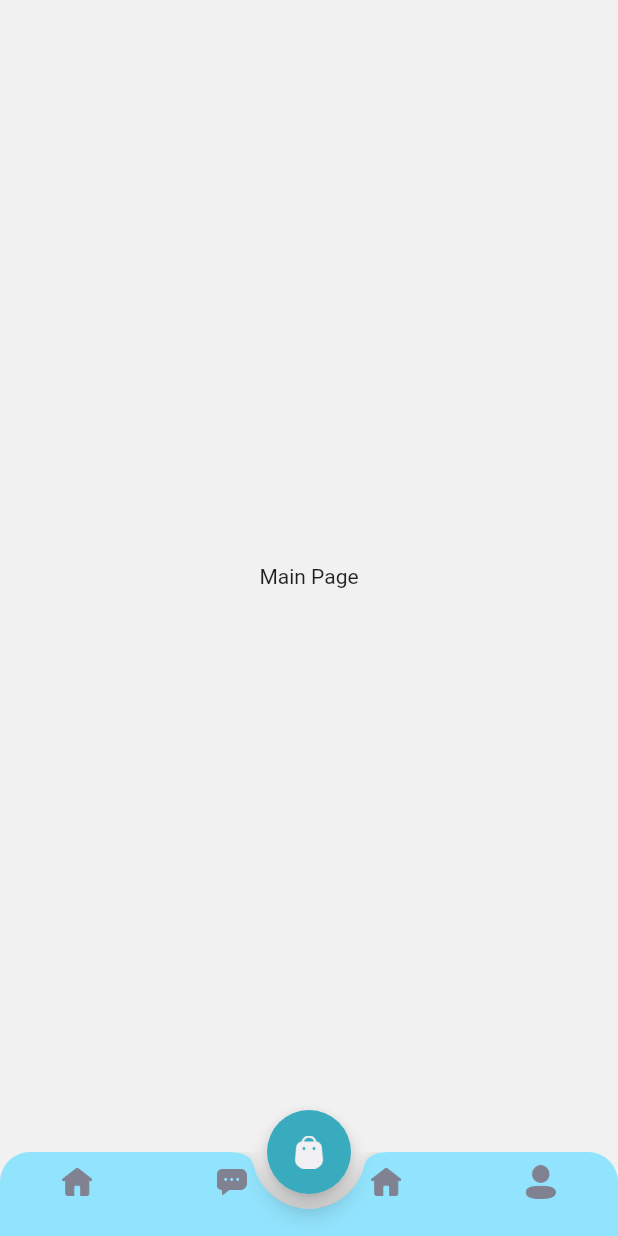
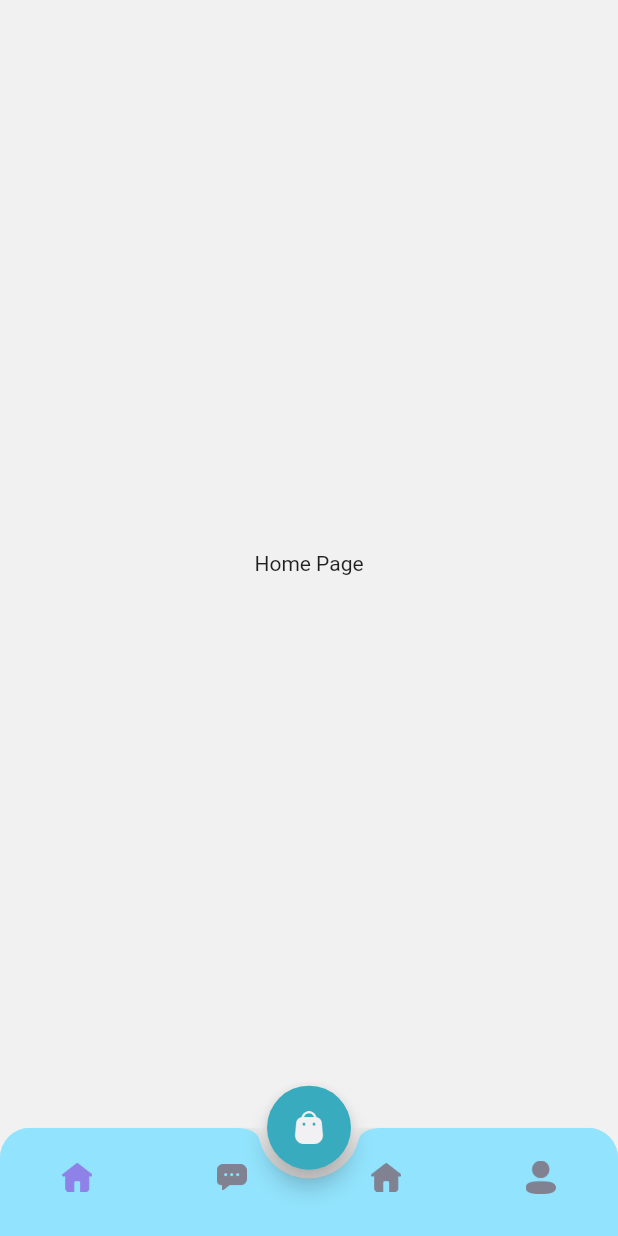
Before and after one commit to mddirga/market-frontend-flutter, a Flutter app: the MainPage screen opened by its route, on a phone screen of 412 x 824 dp. Run offline on Flutter 3.47's test engine with Material 2 defaults, Android fonts, the phone set to English and light mode, and no system bars.

Commit message:
Main Page

```diff
--- /dev/null
+++ b/lib/pages/home/chat_page.dart
@@ -0,0 +1,12 @@
+import 'package:flutter/material.dart';
+
+class ChatPage extends StatelessWidget {
+  const ChatPage({super.key});
+
+  @override
+  Widget build(BuildContext context) {
+    return const Center(
+      child: Text('Chat Page'),
+    );
+  }
+}
--- /dev/null
+++ b/lib/pages/home/home_page.dart
@@ -0,0 +1,12 @@
+import 'package:flutter/material.dart';
+
+class HomePage extends StatelessWidget {
+  const HomePage({super.key});
+
+  @override
+  Widget build(BuildContext context) {
+    return const Center(
+      child: Text('Home Page'),
+    );
+  }
+}
--- a/lib/pages/home/main_page.dart
+++ b/lib/pages/home/main_page.dart
@@ -1,8 +1,21 @@
+// ignore_for_file: avoid_print
+
 import 'package:flutter/material.dart';
+import 'package:market/pages/home/chat_page.dart';
+import 'package:market/pages/home/home_page.dart';
+import 'package:market/pages/home/profile_page.dart';
+import 'package:market/pages/home/wishlist_page.dart';
 import 'package:market/shared/theme.dart';
 
-class MainPage extends StatelessWidget {
+class MainPage extends StatefulWidget {
   const MainPage({super.key});
+
+  @override
+  State<MainPage> createState() => _MainPageState();
+}
+
+class _MainPageState extends State<MainPage> {
+  int currentIndex = 0;
 
   @override
   Widget build(BuildContext context) {
@@ -24,37 +37,68 @@ class MainPage extends StatelessWidget {
         ),
         child: BottomAppBar(
           shape: const CircularNotchedRectangle(),
-          notchMargin: 10,
+          notchMargin: 6,
           clipBehavior: Clip.antiAlias,
           child: BottomNavigationBar(
             backgroundColor: backgroundColor3,
+            currentIndex: currentIndex,
+            onTap: (value) {
+              print(value);
+              setState(() {
+                currentIndex = value;
+              });
+            },
             type: BottomNavigationBarType.fixed,
             items: [
               BottomNavigationBarItem(
-                icon: Image.asset(
+                icon: Container(
+                  margin: const EdgeInsets.only(top: 15, bottom: 5),
+                  child: Image.asset(
                     'assets/images/icon_home.png',
                     width: 20,
+                    color: currentIndex == 0
+                        ? primaryColor
+                        : const Color(0xff808191),
+                  ),
                 ),
                 label: '',
               ),
               BottomNavigationBarItem(
-                icon: Image.asset(
+                icon: Container(
+                  margin: const EdgeInsets.only(top: 15, bottom: 5),
+                  child: Image.asset(
                     'assets/images/icon_chat.png',
                     width: 20,
+                    color: currentIndex == 1
+                        ? primaryColor
+                        : const Color(0xff808191),
+                  ),
                 ),
                 label: '',
               ),
               BottomNavigationBarItem(
-                icon: Image.asset(
+                icon: Container(
+                  margin: const EdgeInsets.only(top: 15, bottom: 5),
+                  child: Image.asset(
                     'assets/images/icon_home.png',
                     width: 20,
+                    color: currentIndex == 2
+                        ? primaryColor
+                        : const Color(0xff808191),
+                  ),
                 ),
                 label: '',
               ),
               BottomNavigationBarItem(
-                icon: Image.asset(
+                icon: Container(
+                  margin: const EdgeInsets.only(top: 15, bottom: 5),
+                  child: Image.asset(
                     'assets/images/icon_profile.png',
                     width: 20,
+                    color: currentIndex == 3
+                        ? primaryColor
+                        : const Color(0xff808191),
+                  ),
                 ),
                 label: '',
               ),
@@ -64,14 +108,27 @@ class MainPage extends StatelessWidget {
       );
     }
 
+    Widget body() {
+      switch (currentIndex) {
+        case 0:
+          return const HomePage();
+        case 1:
+          return const ChatPage();
+        case 2:
+          return const WishlistPage();
+        case 3:
+          return const ProfilePage();
+        default:
+          return const HomePage();
+      }
+    }
+
     return Scaffold(
       backgroundColor: backgroundColor1,
       floatingActionButton: cartButton(),
       floatingActionButtonLocation: FloatingActionButtonLocation.centerDocked,
       bottomNavigationBar: customBottomNav(),
-      body: Center(
-        child: Text('Main Page'),
-      ),
+      body: body(),
     );
   }
 }
--- /dev/null
+++ b/lib/pages/home/profile_page.dart
@@ -0,0 +1,12 @@
+import 'package:flutter/material.dart';
+
+class ProfilePage extends StatelessWidget {
+  const ProfilePage({super.key});
+
+  @override
+  Widget build(BuildContext context) {
+    return const Center(
+      child: Text('Profile Page'),
+    );
+  }
+}
--- /dev/null
+++ b/lib/pages/home/wishlist_page.dart
@@ -0,0 +1,12 @@
+import 'package:flutter/material.dart';
+
+class WishlistPage extends StatelessWidget {
+  const WishlistPage({super.key});
+
+  @override
+  Widget build(BuildContext context) {
+    return const Center(
+      child: Text('Wishlist Page'),
+    );
+  }
+}
```
Lines whose indentation alone changed are shown as unchanged.
